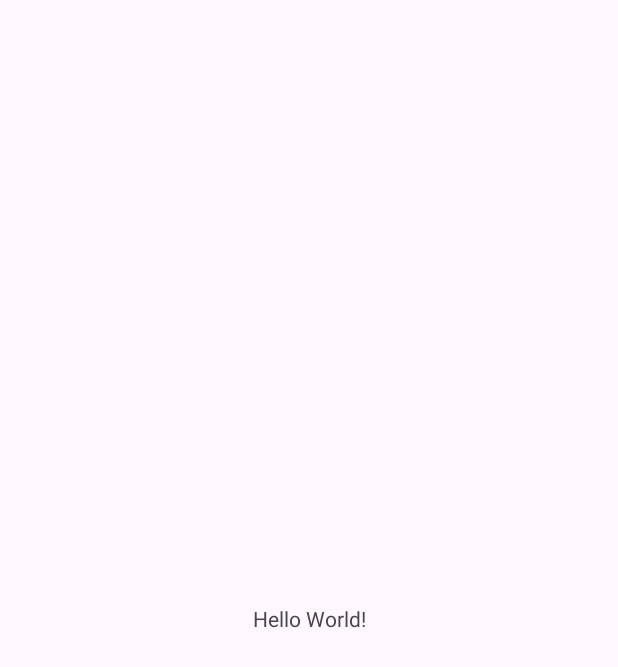
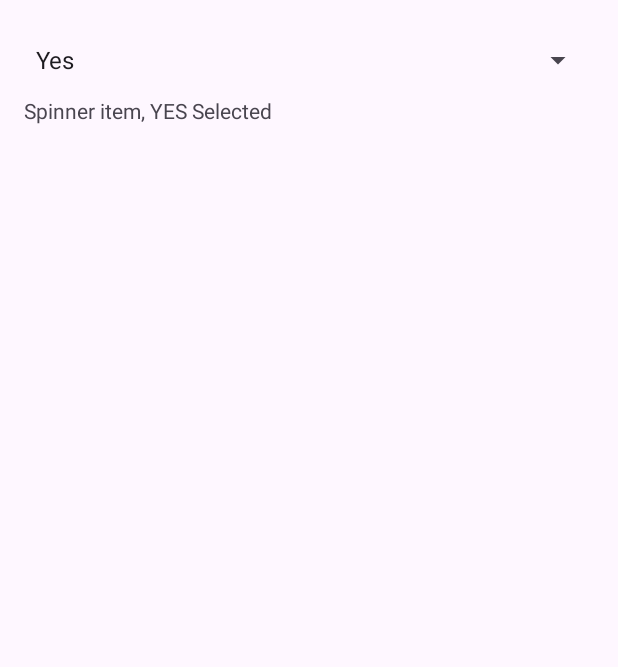
Before and after one commit to Shakir21018545/Wk7_Demo_Spinner_Test, an Android app: the screen it shows after launch (MainActivity), on a phone screen of 412 x 824 dp. Before the commit the part shown is almost empty. Shown: the top 667 px of the screen. Run offline under Robolectric (Android 15) with nearby library versions, the phone set to English and light mode, and no system bars.

```diff
--- a/app/src/main/java/sg/edu/rp/c346/id21018545/wk7demospinnertest/MainActivity.java
+++ b/app/src/main/java/sg/edu/rp/c346/id21018545/wk7demospinnertest/MainActivity.java
@@ -3,12 +3,41 @@ package sg.edu.rp.c346.id21018545.wk7demospinnertest;
 import androidx.appcompat.app.AppCompatActivity;
 
 import android.os.Bundle;
+import android.view.View;
+import android.widget.AdapterView;
+import android.widget.Spinner;
+import android.widget.TextView;
 
 public class MainActivity extends AppCompatActivity {
+
+    TextView tv;
+    Spinner spinner;
 
     @Override
     protected void onCreate(Bundle savedInstanceState) {
         super.onCreate(savedInstanceState);
         setContentView(R.layout.activity_main);
+
+        tv = findViewById(R.id.textView);
+        spinner = findViewById(R.id.spinner);
+
+        spinner.setOnItemSelectedListener(new AdapterView.OnItemSelectedListener() {
+            @Override
+            public void onItemSelected(AdapterView<?> parent, View view, int position, long id){
+                switch(position){
+                    case 0:
+                        tv.setText("Spinner item, YES Selected");
+                        break;
+                    case 1:
+                        tv.setText("Spinner item, NO Selected");
+                        break;
+
+                }
+            }
+            @Override
+            public void onNothingSelected(AdapterView<?> parent){
+
+            }
+        });
     }
 }
--- a/app/src/main/res/layout/activity_main.xml
+++ b/app/src/main/res/layout/activity_main.xml
@@ -1,18 +1,19 @@
 <?xml version="1.0" encoding="utf-8"?>
-<androidx.constraintlayout.widget.ConstraintLayout xmlns:android="http://schemas.android.com/apk/res/android"
-    xmlns:app="http://schemas.android.com/apk/res-auto"
-    xmlns:tools="http://schemas.android.com/tools"
+<LinearLayout xmlns:android="http://schemas.android.com/apk/res/android"
     android:layout_width="match_parent"
     android:layout_height="match_parent"
-    tools:context=".MainActivity">
+    android:orientation="vertical"
+    android:padding="16dp">
+
+    <Spinner
+        android:id="@+id/spinner"
+        android:layout_width="match_parent"
+        android:layout_height="48dp"
+        android:entries="@array/spinnerItems" />
 
     <TextView
-        android:layout_width="wrap_content"
+        android:id="@+id/textView"
+        android:layout_width="match_parent"
         android:layout_height="wrap_content"
-        android:text="Hello World!"
-        app:layout_constraintBottom_toBottomOf="parent"
-        app:layout_constraintEnd_toEndOf="parent"
-        app:layout_constraintStart_toStartOf="parent"
-        app:layout_constraintTop_toTopOf="parent" />
-
-</androidx.constraintlayout.widget.ConstraintLayout>
+        android:text="@string/textview" />
+</LinearLayout>
--- a/app/src/main/res/values/strings.xml
+++ b/app/src/main/res/values/strings.xml
@@ -1,3 +1,8 @@
 <resources>
     <string name="app_name">Wk7 Demo Spinner Test</string>
+    <string name="textview">TextView</string>
+    <string-array name="spinnerItems">
+        <item>Yes</item>
+        <item>No</item>
+    </string-array>
 </resources>
```
